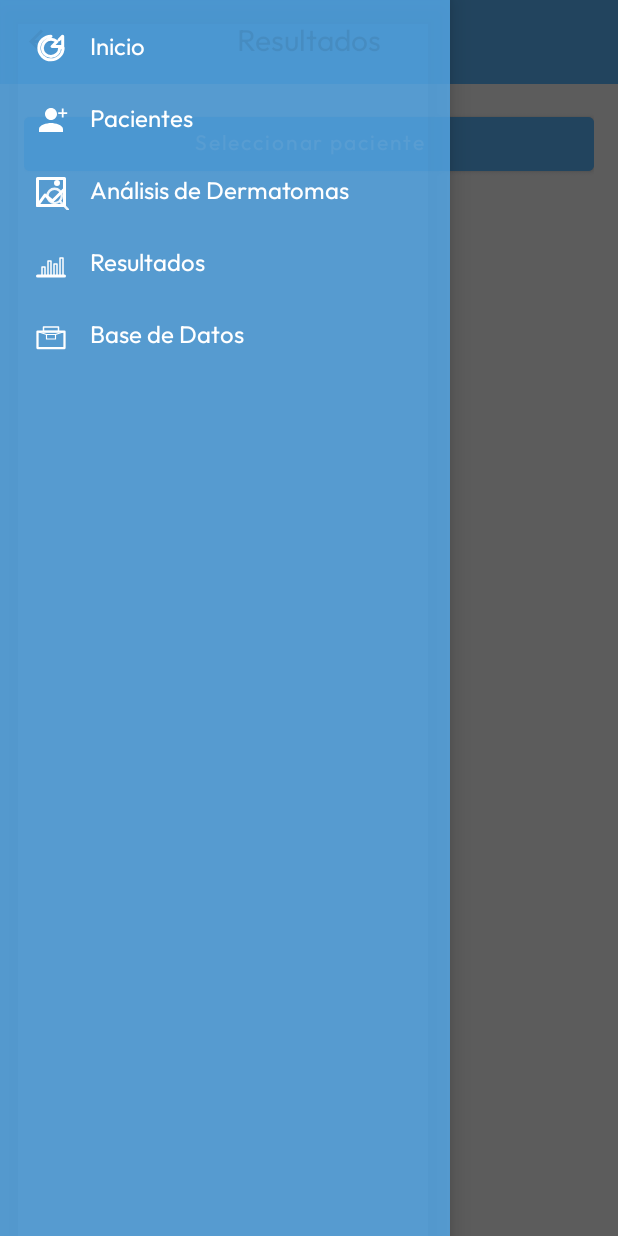
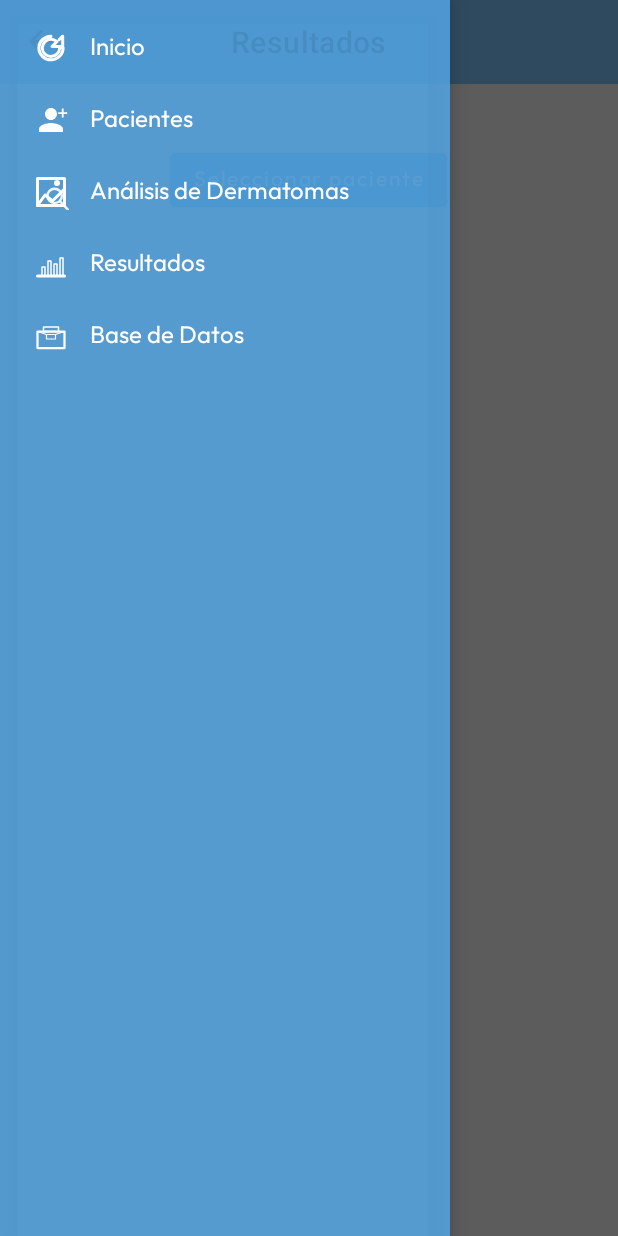
Before and after one commit to fcastanoe/App-Mamitas, an Android app: the ResultadosActivity screen opened directly, with no data from a screen before it, with the side drawer open, on a phone screen of 412 x 824 dp. Run offline under Robolectric (Android 15) with nearby library versions, the light colour scheme and no system bars; libraries missing offline, so code that uses them is left out: com.chaquo.python, com.github.chrisbanes.photoview, com.github.mikephil.charting; plain views replace LineChart, PhotoView; 3 statements that could not run were skipped.

Commit message:
Updated visual details and some features

```diff
--- a/app/src/main/java/com/GCPDS/mamitas/ChartActivity.kt
+++ b/app/src/main/java/com/GCPDS/mamitas/ChartActivity.kt
@@ -6,7 +6,6 @@ import android.widget.CheckBox
 import android.widget.LinearLayout
 import androidx.appcompat.app.AppCompatActivity
 import com.github.mikephil.charting.charts.LineChart
-import com.github.mikephil.charting.components.Legend
 import java.io.File
 import com.github.mikephil.charting.data.Entry
 import com.github.mikephil.charting.data.LineData
--- a/app/src/main/java/com/GCPDS/mamitas/NewPatientActivity.kt
+++ b/app/src/main/java/com/GCPDS/mamitas/NewPatientActivity.kt
@@ -5,10 +5,7 @@ import android.os.Bundle
 import android.widget.Button
 import android.widget.EditText
 import android.widget.Toast
-import androidx.activity.enableEdgeToEdge
 import androidx.appcompat.app.AppCompatActivity
-import androidx.core.view.ViewCompat
-import androidx.core.view.WindowInsetsCompat
 
 class NewPatientActivity : AppCompatActivity() {
     override fun onCreate(savedInstanceState: Bundle?) {
--- a/app/src/main/java/com/GCPDS/mamitas/PlotActivity.kt
+++ b/app/src/main/java/com/GCPDS/mamitas/PlotActivity.kt
@@ -97,7 +97,7 @@ class PlotActivity : AppCompatActivity(), NavigationView.OnNavigationItemSelecte
         patientDirs.add("Crear nuevo paciente")
 
         // 2) Creamos el diálogo
-        AlertDialog.Builder(this)
+        AlertDialog.Builder(this, R.style.AlertDialogCustom)
             .setTitle("Selecciona paciente")
             .setItems(patientDirs.toTypedArray()) { dialog, which ->
                 val choice = patientDirs[which]
--- a/app/src/main/java/com/GCPDS/mamitas/ResultActivity.kt
+++ b/app/src/main/java/com/GCPDS/mamitas/ResultActivity.kt
@@ -8,7 +8,6 @@ import android.widget.EditText
 import android.widget.ImageView
 import androidx.appcompat.app.AppCompatActivity
 import com.bumptech.glide.Glide
-import kotlin.toString
 
 class ResultActivity : AppCompatActivity() {
 
--- a/app/src/main/java/com/GCPDS/mamitas/ResultadosActivity.kt
+++ b/app/src/main/java/com/GCPDS/mamitas/ResultadosActivity.kt
@@ -16,7 +16,6 @@ import androidx.core.view.WindowInsetsCompat
 import com.bumptech.glide.Glide
 import com.chaquo.python.Python
 import com.github.chrisbanes.photoview.PhotoView
-import com.google.android.material.appbar.MaterialToolbar
 import com.google.android.material.navigation.NavigationView
 import com.chaquo.python.android.AndroidPlatform
 import com.bumptech.glide.request.RequestListener
@@ -77,7 +76,7 @@ class ResultadosActivity : AppCompatActivity(),
             val patientDirs = prefs.getStringSet("patients", emptySet())!!
                 .toMutableList().apply { add("Cancelar") }
 
-            AlertDialog.Builder(this)
+            AlertDialog.Builder(this, R.style.AlertDialogCustom)
                 .setTitle("Selecciona paciente")
                 .setItems(patientDirs.toTypedArray()) { dialog, which ->
                     val choice = patientDirs[which]
@@ -100,35 +99,66 @@ class ResultadosActivity : AppCompatActivity(),
             .callAttr("make_gif", patientPath)
             .toString()
 
+        // Carga con Glide como GIF
         Glide.with(this)
             .asGif()
             .load(File(gifPath))
             .listener(object : RequestListener<GifDrawable> {
                 override fun onResourceReady(
-                    resource: GifDrawable, model: Any?,
-                    target: Target<GifDrawable>?, dataSource: com.bumptech.glide.load.DataSource?,
+                    resource: GifDrawable,
+                    model: Any?,
+                    target: Target<GifDrawable>?,
+                    dataSource: com.bumptech.glide.load.DataSource?,
                     isFirstResource: Boolean
                 ): Boolean {
+                    // 1) Reproducir sólo 1 vez
                     resource.setLoopCount(1)
+                    // 2) Cuando termine, detener en el último frame
                     resource.registerAnimationCallback(object : Animatable2Compat.AnimationCallback() {
                         override fun onAnimationEnd(drawable: Drawable?) {
                             resource.stop()
                         }
                     })
-                    return false
+                    return false  // dejamos que Glide ponga el drawable en el ImageView
                 }
                 override fun onLoadFailed(
-                    e: GlideException?, model: Any?, target: Target<GifDrawable>?, isFirstResource: Boolean
+                    e: GlideException?,
+                    model: Any?,
+                    target: Target<GifDrawable>?,
+                    isFirstResource: Boolean
                 ) = false
             })
             .into(ivGif)
 
+        // Al hacer click, recargar exactamente igual para reiniciar la animación
         ivGif.setOnClickListener {
-            // recarga para repetir
             Glide.with(this)
                 .asGif()
                 .load(File(gifPath))
                 .apply(RequestOptions().diskCacheStrategy(DiskCacheStrategy.NONE))
+                .listener(object : RequestListener<GifDrawable> {
+                    override fun onResourceReady(
+                        resource: GifDrawable,
+                        model: Any?,
+                        target: Target<GifDrawable>?,
+                        dataSource: com.bumptech.glide.load.DataSource?,
+                        isFirstResource: Boolean
+                    ): Boolean {
+                        resource.setLoopCount(1)
+                        resource.registerAnimationCallback(object : Animatable2Compat.AnimationCallback() {
+                            override fun onAnimationEnd(drawable: Drawable?) {
+                                resource.stop()
+                            }
+                        })
+                        return false
+                    }
+                    override fun onLoadFailed(
+                        e: GlideException?,
+                        model: Any?,
+                        target: Target<GifDrawable>?,
+                        isFirstResource: Boolean
+                    ) = false
+                })
                 .into(ivGif)
         }
     }
@@ -212,7 +242,7 @@ class ResultadosActivity : AppCompatActivity(),
             R.id.nav_formulario  -> startActivity(Intent(this, FormularioActivity::class.java))
             R.id.nav_imagenes    -> startActivity(Intent(this, MamitasAppActivity::class.java))
             R.id.nav_basededatos -> startActivity(Intent(this, BaseDeDatosActivity::class.java))
-            // nav_resultados ya estás aquí
+            R.id.nav_resultados  -> { /* ya estás */ }
         }
         findViewById<androidx.drawerlayout.widget.DrawerLayout>(R.id.drawer_layout)
             .closeDrawers()
--- a/app/src/main/res/layout/activity_resultados.xml
+++ b/app/src/main/res/layout/activity_resultados.xml
@@ -17,11 +17,10 @@
             android:id="@+id/toolbarResultados"
             android:layout_width="match_parent"
             android:layout_height="?attr/actionBarSize"
-            android:background="?attr/colorPrimary"
-            app:navigationIcon="@drawable/ic_menu"
+            android:background="#CF56ABEC"
             app:title="Resultados"
             app:titleCentered="true"
-            app:titleTextAppearance="@style/Toolbar.Title"
+            app:navigationIcon="@drawable/ic_menu"
             app:menu="@menu/toolbar_menu"/>
 
         <!-- Fondo + contenido -->
@@ -48,10 +47,11 @@
                 <!-- 1) Botón de paciente -->
                 <Button
                     android:id="@+id/btnSelectPaciente"
-                    style="@style/MyButton"
-                    android:layout_width="match_parent"
+                    android:layout_width="wrap_content"
                     android:layout_height="wrap_content"
-                    android:text="Seleccionar paciente"/>
+                    android:text="Seleccionar paciente"
+                    android:layout_gravity="center_horizontal"
+                    android:layout_marginTop="24dp"/>
 
                 <!-- 2) GIF animado -->
                 <com.github.chrisbanes.photoview.PhotoView
```
Also changed, not shown: app/src/main/java/com/GCPDS/mamitas/BaseDeDatosActivity.kt (+7 -4 lines), app/src/main/java/com/GCPDS/mamitas/FolderActivity.kt (+4 -5 lines), app/src/main/java/com/GCPDS/mamitas/FormularioActivity.kt (+3 -4 lines), app/src/main/java/com/GCPDS/mamitas/MamitasAppActivity.kt (+46 -2 lines), 1 other file.
